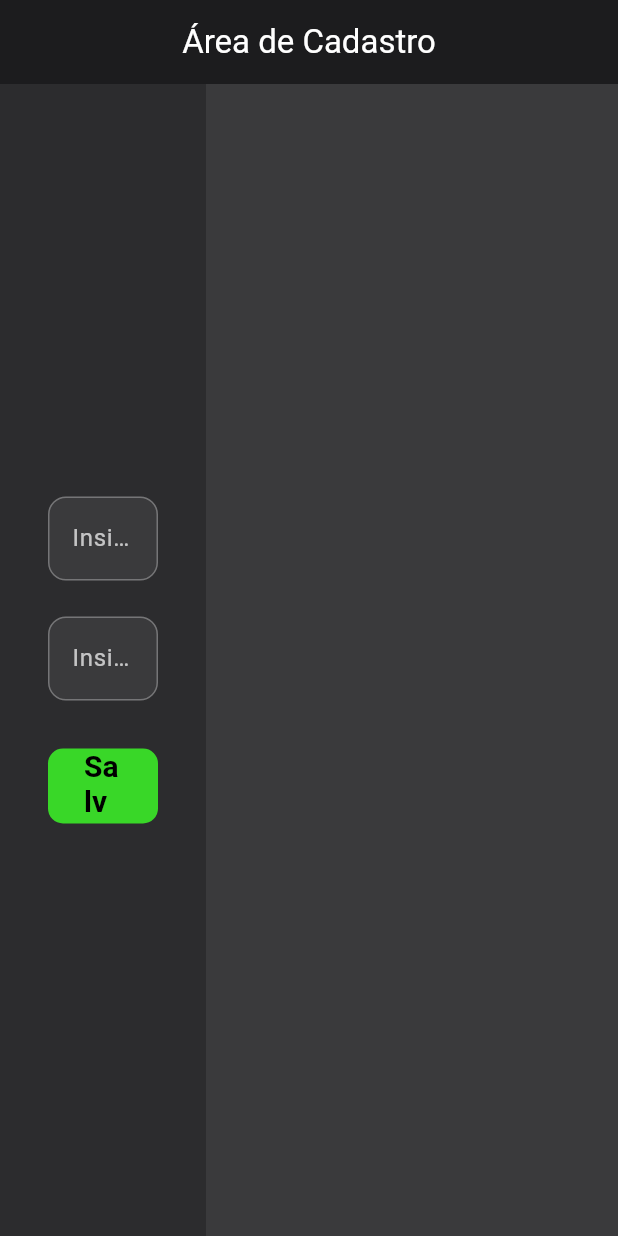
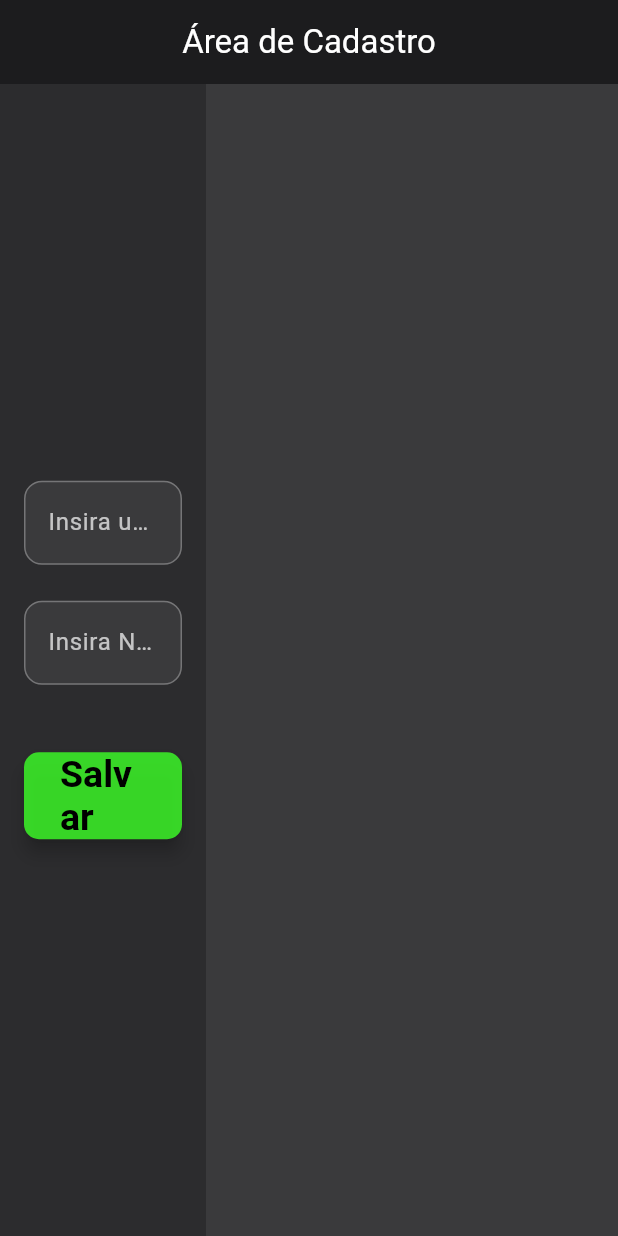
Before and after one commit to dudamatoss/TesteCervantes_Flutter, a Flutter app: the screen it shows after launch, on a phone screen of 412 x 824 dp. Run offline on Flutter 3.47's test engine with Material 3 defaults, Android fonts, the phone set to English and light mode, and no system bars; our stand-ins replace sqflite_common_ffi; accounts and stored records are empty.

Commit message:
move styles to styles file

```diff
--- a/lib/Utils/StyleWidget/StyleButton.dart
+++ b/lib/Utils/StyleWidget/StyleButton.dart
@@ -22,16 +22,16 @@ class StyleButton extends StatelessWidget {
     return ElevatedButton(
       onPressed: onPressed,
       style: ElevatedButton.styleFrom(
-        maximumSize: Size(double.infinity, 50),
+        maximumSize: Size(double.infinity, 100),
           backgroundColor:
                const Color.fromARGB(208, 60, 254, 39), // cor de fundo
-                elevation: 0, // sem sombra
+                elevation: 5, // sem sombra
                 shape: RoundedRectangleBorder(
                 borderRadius: BorderRadius.circular(10), // bordas arredondadas
     ),
           foregroundColor:  Colors.black,
            textStyle: TextStyle(
-      fontSize: 20,
+      fontSize: 25,
       fontWeight: FontWeight.bold,
       decoration: TextDecoration.none, // remove sublinhado
     ),
--- /dev/null
+++ b/lib/Utils/StyleWidget/StyleInputs.dart
@@ -0,0 +1,37 @@
+import 'package:flutter/material.dart';
+
+class CustomTextField extends StatelessWidget {
+  final TextEditingController controller;
+  final String label;
+  final TextInputType keyboardType;
+
+  const CustomTextField({
+    Key? key,
+    required this.controller,
+    required this.label,
+    this.keyboardType = TextInputType.text,
+  }) : super(key: key);
+
+  @override
+  Widget build(BuildContext context) {
+    return TextField(
+      controller: controller,
+      keyboardType: keyboardType,
+      style: TextStyle(color: Colors.white),
+      decoration: InputDecoration(
+        labelText: label,
+        labelStyle: TextStyle(color: Colors.white70),
+        filled: true,
+        fillColor: Color(0xFF3A3A3C),
+        enabledBorder: OutlineInputBorder(
+          borderSide: BorderSide(color: Colors.white30),
+          borderRadius: BorderRadius.circular(12),
+        ),
+        focusedBorder: OutlineInputBorder(
+          borderSide: BorderSide(color: Colors.white),
+          borderRadius: BorderRadius.circular(12),
+        ),
+      ),
+    );
+  }
+}
--- /dev/null
+++ b/lib/Utils/StyleWidget/StyleTable.dart
@@ -0,0 +1,18 @@
+import 'package:flutter/material.dart';
+
+class StyleTable {
+  static const Color containerColor = Color(0xFF3A3A3C);
+  static const Color cardColor = Color(0xFF4A4A4C);
+  static const Color textColor = Colors.white;
+  static const Color subtitleColor = Colors.white70;
+
+  static const TextStyle titleStyle = TextStyle(
+    color: textColor,
+  );
+
+  static const TextStyle subtitleStyle = TextStyle(
+    color: subtitleColor,
+  );
+
+  static const EdgeInsetsGeometry padding = EdgeInsets.all(20.0);
+}
--- a/lib/pages/home.dart
+++ b/lib/pages/home.dart
@@ -2,31 +2,29 @@ import 'package:flutter/material.dart';
 import 'package:sqflite_common_ffi/sqflite_ffi.dart';
 import 'package:cadartroapp/Helper/db_helper.dart';
 import 'package:cadartroapp/Utils/StyleWidget/StyleButton.dart';
+import 'package:cadartroapp/Utils/StyleWidget/StyleInputs.dart';
+import 'package:cadartroapp/Utils/StyleWidget/StyleTable.dart';
 
 class Input extends StatefulWidget {
   @override
   _InputState createState() => _InputState();
 }
-
 class _InputState extends State<Input> {
   final _textController = TextEditingController();
   final _numController = TextEditingController();
   final databHelper = DatabaseHelper();
   List<Map<String, dynamic>> cadastros = [];
-
   @override
   void initState() {
     super.initState();
     carregarCadastros();
   }
-
   void carregarCadastros() async {
     final data = await databHelper.todosCadastros();
     setState(() {
       cadastros = data;
     });
   }
-
   void cadstrar() async {
     String texto = _textController.text;
     int? numero = _verificaNum(_numController.text);
@@ -62,7 +60,6 @@ class _InputState extends State<Input> {
       );
     }
   }
-
   //verifica se o valor do campo é um número válido
   int? _verificaNum(String numInput) {
     if (numInput.isEmpty) {
@@ -74,7 +71,6 @@ class _InputState extends State<Input> {
     }
     return verificaNum;
   }
-
   //exibe uma mensagem na tela quando os dados são carregados
   void _showMessage(
     BuildContext context,
@@ -88,11 +84,10 @@ class _InputState extends State<Input> {
             isError
                 ? const Color.fromARGB(121, 0, 0, 0)
                 : const Color.fromARGB(183, 255, 255, 255),
-        duration: isError ? Duration(seconds: 5) : Duration(seconds: 5),
+        duration: isError ? Duration(seconds: 2) : Duration(seconds: 1),
       ),
     );
   }
-
   //input de casatro texto e numeros
  @override
 Widget build(BuildContext context) {
@@ -104,57 +99,28 @@ class _InputState extends State<Input> {
     ),
     body: Row(
       children: [
-          // Coluna de Inputs (lado esquerdo)
+        // Coluna de Inputs
         Expanded(
           flex: 1,
           child: Container(
             color: Color(0xFF2C2C2E),
             child: Center(
               child: Padding(
-                  padding: const EdgeInsets.all(32.0),
+                padding: const EdgeInsets.all(16.0),
                 child: Column(
                   mainAxisSize: MainAxisSize.min,
-                    crossAxisAlignment: CrossAxisAlignment.stretch,
                   children: [
-                      TextField(
+                    CustomTextField(
                       controller: _textController,
-                        style: TextStyle(color: Colors.white),
-                        decoration: InputDecoration(
-                          labelText: 'Insira um Texto',
-                          labelStyle: TextStyle(color: Colors.white70),
-                          filled: true,
-                          fillColor: Color(0xFF3A3A3C),
-                          enabledBorder: OutlineInputBorder(
-                            borderSide: BorderSide(color: Colors.white30),
-                            borderRadius: BorderRadius.circular(12),
-                          ),
-                          focusedBorder: OutlineInputBorder(
-                            borderSide: BorderSide(color: Colors.white),
-                            borderRadius: BorderRadius.circular(12),
-                          ),
-                        ),
+                      label: 'Insira um Texto',
                     ),
                     SizedBox(height: 24),
-                      TextField(
+                    CustomTextField(
                       controller: _numController,
+                      label: 'Insira Números',
                       keyboardType: TextInputType.number,
-                        style: TextStyle(color: Colors.white),
-                        decoration: InputDecoration(
-                          labelText: 'Insira Números',
-                          labelStyle: TextStyle(color: Colors.white70),
-                          filled: true,
-                          fillColor: Color(0xFF3A3A3C),
-                          enabledBorder: OutlineInputBorder(
-                            borderSide: BorderSide(color: Colors.white30),
-                            borderRadius: BorderRadius.circular(12),
                     ),
-                          focusedBorder: OutlineInputBorder(
-                            borderSide: BorderSide(color: Colors.white),
-                            borderRadius: BorderRadius.circular(12),
-                          ),
-                        ),
-                      ),
-                      SizedBox(height: 32),
+                    SizedBox(width: 200,height: 45),
                     StyleButton(
                       onPressed: cadstrar,
                       text: 'Salvar',
@@ -166,35 +132,32 @@ class _InputState extends State<Input> {
             ),
           ),
         ),
-
-          // Coluna da tabela (lado direito)
+          //exibe tabela
           Expanded(
             flex: 2,
             child: Container(
-              color: Color(0xFF3A3A3C),
-              child: Padding(
-                padding: const EdgeInsets.all(20.0),
+              color:  StyleTable.containerColor,
+              padding: StyleTable.padding,
               child: ListView.builder(
                 itemCount: cadastros.length,
                 itemBuilder: (context, index) {
                   final cadastro = cadastros[index];
                   return Card(
-                      color: Color(0xFF4A4A4C),
+                    color: StyleTable.cardColor,
                     elevation: 2,
                     margin: EdgeInsets.symmetric(vertical: 8),
                     child: ListTile(
                       title: Text(
                         'Texto: ${cadastro['texto']}',
-                          style: TextStyle(color: Colors.white),
+                        style: StyleTable.titleStyle,
                       ),
                       subtitle: Text(
                         'Número: ${cadastro['numero']}',
-                          style: TextStyle(color: Colors.white70),
+                        style: StyleTable.subtitleStyle,
                       ),
                     ),
                   );
                 },
-                ),
               ),
             ),
           ),
```
Lines whose indentation alone changed are shown as unchanged.
